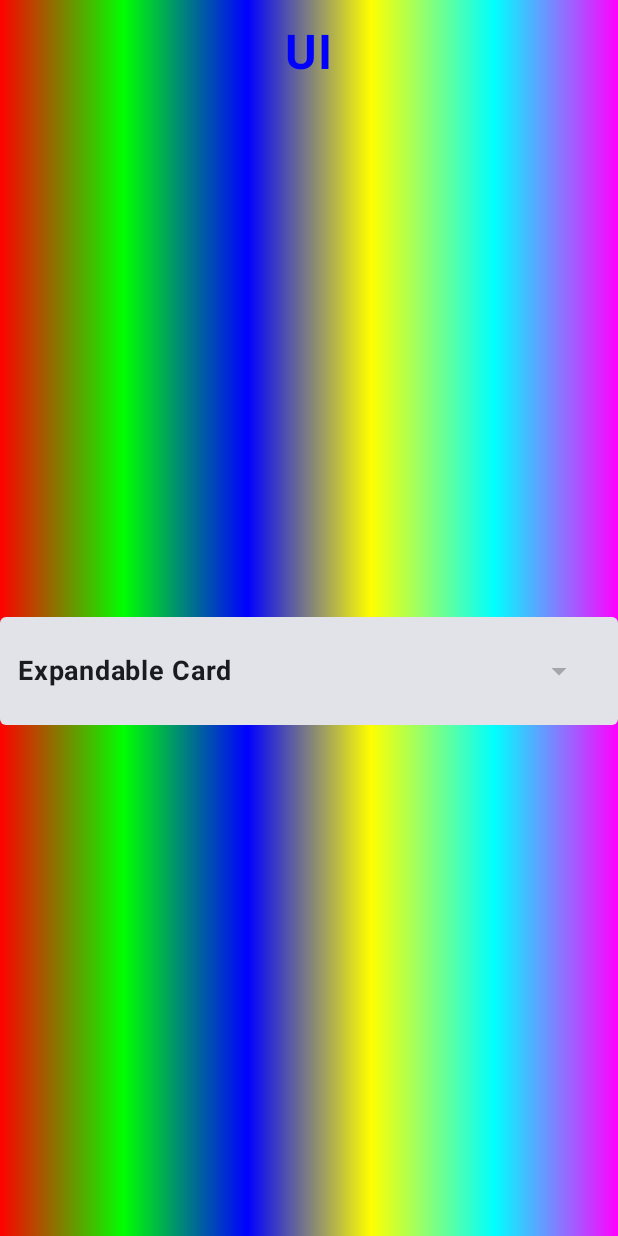
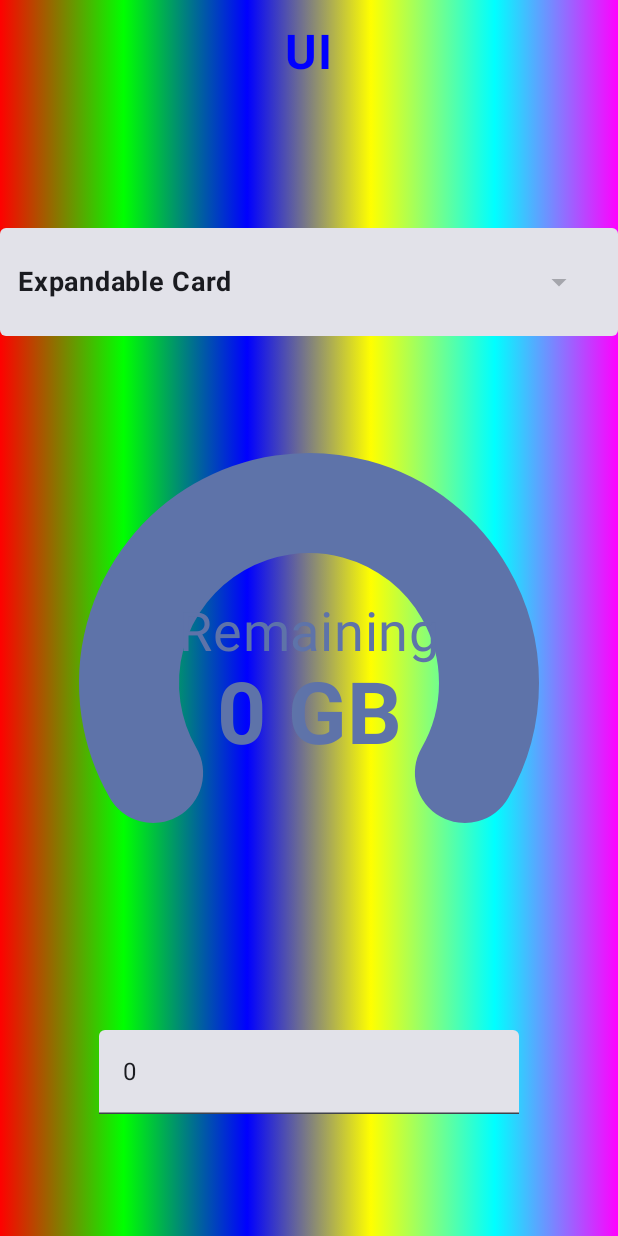
Before and after one commit to giovannipetito/Hub, an Android app built with Jetpack Compose: the UIScreen screen opened through its navigation route, on a phone screen of 412 x 824 dp. Run offline under Robolectric (Android 15) with nearby library versions, the phone set to English and light mode, and no system bars; our stand-ins replace Dagger/Hilt's generated code; pictures from the network do not load.

Commit message:
CircularIndicator implementation completed

```diff
--- a/app/src/main/java/it/giovanni/hub/screens/details/UIScreen.kt
+++ b/app/src/main/java/it/giovanni/hub/screens/details/UIScreen.kt
@@ -7,14 +7,20 @@ import androidx.compose.foundation.layout.Box
 import androidx.compose.foundation.layout.Column
 import androidx.compose.foundation.layout.fillMaxSize
 import androidx.compose.foundation.layout.padding
+import androidx.compose.foundation.text.KeyboardOptions
 import androidx.compose.material3.Text
+import androidx.compose.material3.TextField
 import androidx.compose.runtime.Composable
+import androidx.compose.runtime.getValue
+import androidx.compose.runtime.mutableStateOf
 import androidx.compose.runtime.remember
+import androidx.compose.runtime.setValue
 import androidx.compose.ui.Alignment
 import androidx.compose.ui.Modifier
 import androidx.compose.ui.graphics.Brush
 import androidx.compose.ui.graphics.Color
 import androidx.compose.ui.text.font.FontWeight
+import androidx.compose.ui.text.input.KeyboardType
 import androidx.compose.ui.tooling.preview.Preview
 import androidx.compose.ui.unit.dp
 import androidx.compose.ui.unit.sp
@@ -23,6 +29,7 @@ import androidx.navigation.compose.rememberNavController
 import it.giovanni.hub.Constants
 import it.giovanni.hub.MainActivity
 import it.giovanni.hub.ui.items.Card2
+import it.giovanni.hub.ui.items.CircularIndicator
 import it.giovanni.hub.ui.items.rainbowColors
 
 @Composable
@@ -59,6 +66,25 @@ fun UIScreen(navController: NavController, mainActivity: MainActivity) {
                 verticalArrangement = Arrangement.SpaceEvenly
             ) {
                 Card2(title = "Expandable Card")
+
+                var value by remember {
+                    mutableStateOf(0)
+                }
+                CircularIndicator(
+                    indicatorValue = value
+                )
+
+                TextField(
+                    value = value.toString(),
+                    onValueChange = { input ->
+                            value = if (input.isNotEmpty()) {
+                                input.toInt()
+                            } else {
+                                0
+                            }
+                    },
+                    keyboardOptions = KeyboardOptions(keyboardType = KeyboardType.Number)
+                )
             }
         }
     }
--- a/app/src/main/java/it/giovanni/hub/ui/items/MyCircularIndicator.kt
+++ b/app/src/main/java/it/giovanni/hub/ui/items/MyCircularIndicator.kt
@@ -1,19 +1,34 @@
 package it.giovanni.hub.ui.items
 
+import androidx.compose.animation.animateColorAsState
+import androidx.compose.animation.core.animateFloatAsState
+import androidx.compose.animation.core.animateIntAsState
+import androidx.compose.animation.core.tween
+import androidx.compose.foundation.layout.Arrangement
 import androidx.compose.foundation.layout.Column
 import androidx.compose.foundation.layout.size
 import androidx.compose.material3.MaterialTheme
+import androidx.compose.material3.Text
 import androidx.compose.runtime.Composable
+import androidx.compose.runtime.LaunchedEffect
+import androidx.compose.runtime.getValue
+import androidx.compose.runtime.mutableStateOf
+import androidx.compose.runtime.remember
+import androidx.compose.runtime.setValue
+import androidx.compose.ui.Alignment
 import androidx.compose.ui.Modifier
 import androidx.compose.ui.draw.drawBehind
+import androidx.compose.ui.geometry.Offset
 import androidx.compose.ui.geometry.Size
 import androidx.compose.ui.graphics.Color
-import androidx.compose.ui.graphics.DefaultAlpha
 import androidx.compose.ui.graphics.StrokeCap
 import androidx.compose.ui.graphics.drawscope.DrawScope
 import androidx.compose.ui.graphics.drawscope.Stroke
+import androidx.compose.ui.text.font.FontWeight
+import androidx.compose.ui.text.style.TextAlign
 import androidx.compose.ui.tooling.preview.Preview
 import androidx.compose.ui.unit.Dp
+import androidx.compose.ui.unit.TextUnit
 import androidx.compose.ui.unit.dp
 
 @Composable
@@ -21,9 +36,52 @@ fun CircularIndicator(
     canvasSize: Dp = 300.dp,
     indicatorValue: Int = 0,
     maxIndicatorValue: Int = 100,
-    backgroundIndicatorColor: Color = MaterialTheme.colorScheme.surface.copy(alpha = DefaultAlpha),
-    backgroundIndicatorStrokeWidth: Float = 100f
+    backgroundIndicatorColor: Color = MaterialTheme.colorScheme.primaryContainer,
+    backgroundIndicatorStrokeWidth: Float = 100f,
+    foregroundIndicatorColor: Color = MaterialTheme.colorScheme.primary,
+    foregroundIndicatorStrokeWidth: Float = 100f,
+    bigTextColor: Color = MaterialTheme.colorScheme.primary,
+    bigTextSuffix: String = "GB",
+    bigTextFontSize: TextUnit = MaterialTheme.typography.displayLarge.fontSize,
+    smallText: String = "Remaining",
+    smallTextColor: Color = MaterialTheme.colorScheme.primaryContainer,
+    smallTextFontSize: TextUnit = MaterialTheme.typography.displaySmall.fontSize
 ) {
+
+    var allowedIndicatorValue by remember {
+        mutableStateOf(maxIndicatorValue)
+    }
+    allowedIndicatorValue = if (indicatorValue <= maxIndicatorValue) {
+        indicatorValue
+    } else {
+        maxIndicatorValue
+    }
+
+    var animatedIndicatorValue by remember { mutableStateOf(0f) }
+    LaunchedEffect(key1 = allowedIndicatorValue) {
+        animatedIndicatorValue = allowedIndicatorValue.toFloat()
+    }
+
+    val percentage = (animatedIndicatorValue / maxIndicatorValue) * 100
+
+    val sweepAngle by animateFloatAsState(
+        targetValue = (2.4 * percentage).toFloat(),
+        animationSpec = tween(1000)
+    )
+
+    val receivedValue by animateIntAsState(
+        targetValue = allowedIndicatorValue,
+        animationSpec = tween(1000)
+    )
+
+    val animatedBigTextColor by animateColorAsState(
+        targetValue = if (allowedIndicatorValue == 0)
+            MaterialTheme.colorScheme.primaryContainer
+        else
+            bigTextColor,
+        animationSpec = tween(1000)
+    )
+
     Column(modifier = Modifier
         .size(canvasSize)
         .drawBehind {
@@ -33,7 +91,25 @@ fun CircularIndicator(
                 indicatorColor = backgroundIndicatorColor,
                 indicatorStrokeWidth = backgroundIndicatorStrokeWidth
             )
-        }) {
+            foregroundIndicator(
+                sweepAngle = sweepAngle,
+                componentSize = componentSize,
+                indicatorColor = foregroundIndicatorColor,
+                indicatorStrokeWidth = foregroundIndicatorStrokeWidth
+            )
+        },
+        verticalArrangement = Arrangement.Center,
+        horizontalAlignment = Alignment.CenterHorizontally
+    ) {
+        EmbeddedElements(
+            bigText = receivedValue,
+            bigTextColor = animatedBigTextColor,
+            bigTextSuffix = bigTextSuffix,
+            bigTextFontSize = bigTextFontSize,
+            smallText = smallText,
+            smallTextColor = smallTextColor,
+            smallTextFontSize = smallTextFontSize
+        )
     }
 }
 
@@ -43,6 +119,7 @@ fun DrawScope.backgroundIndicator(
     indicatorStrokeWidth: Float
 ) {
     drawArc(
+        size = componentSize,
         color = indicatorColor,
         startAngle = 150f,
         sweepAngle = 240f,
@@ -50,12 +127,65 @@ fun DrawScope.backgroundIndicator(
         style = Stroke(
             width = indicatorStrokeWidth,
             cap = StrokeCap.Round
+        ),
+        topLeft = Offset(
+            x = (size.width - componentSize.width) / 2f,
+            y = (size.height - componentSize.height) / 2f
         )
     )
 }
 
-@Preview
+fun DrawScope.foregroundIndicator(
+    sweepAngle: Float,
+    componentSize: Size,
+    indicatorColor: Color,
+    indicatorStrokeWidth: Float
+) {
+    drawArc(
+        size = componentSize,
+        color = indicatorColor,
+        startAngle = 150f,
+        sweepAngle = sweepAngle,
+        useCenter = false,
+        style = Stroke(
+            width = indicatorStrokeWidth,
+            cap = StrokeCap.Round
+        ),
+        topLeft = Offset(
+            x = (size.width - componentSize.width) / 2f,
+            y = (size.height - componentSize.height) / 2f
+        )
+    )
+}
+
 @Composable
+fun EmbeddedElements(
+    bigText: Int,
+    bigTextColor: Color,
+    bigTextSuffix: String,
+    bigTextFontSize: TextUnit,
+    smallText: String,
+    smallTextColor: Color,
+    smallTextFontSize: TextUnit,
+) {
+    Text(
+        text = smallText,
+        color = smallTextColor,
+        fontSize = smallTextFontSize,
+        textAlign = TextAlign.Center
+    )
+    Text(
+        text = "$bigText ${bigTextSuffix.take(2)}",
+        color = bigTextColor,
+        fontSize = bigTextFontSize,
+        textAlign = TextAlign.Center,
+        fontWeight = FontWeight.Bold
+    )
+}
+
+@Composable
+@Preview(showBackground = true)
 fun CircularIndicatorPreview(
 ) {
+    CircularIndicator()
 }
```
